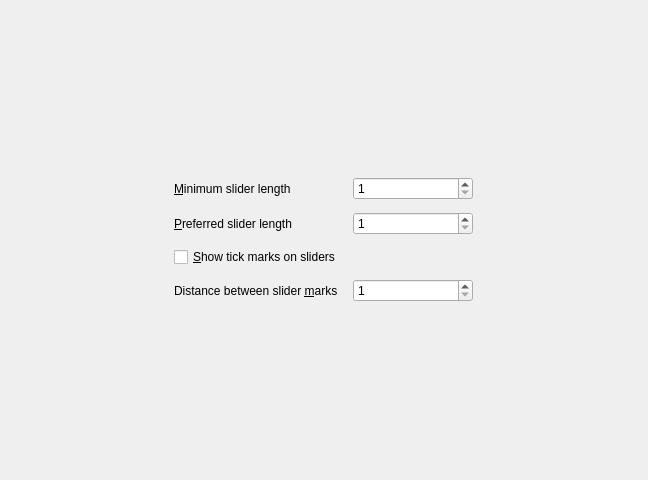
The window that kplayer/kplayersettingssliders.ui (KDE/kplayer) describes before a commit, drawn with Qt 5.
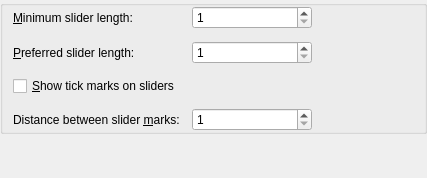
The same window after the commit. Custom widgets are drawn as their Qt base class.

Commit message: Replace QFrames with QGroupBoxes in configure dialog.

```diff
--- a/kplayer/kplayersettingssliders.ui
+++ b/kplayer/kplayersettingssliders.ui
@@ -6,8 +6,8 @@
    <rect>
     <x>0</x>
     <y>0</y>
-    <width>648</width>
-    <height>480</height>
+    <width>427</width>
+    <height>178</height>
    </rect>
   </property>
   <property name="frameShape">
@@ -21,20 +21,17 @@
   </property>
   <layout class="QGridLayout">
    <item row="0" column="0">
-    <widget class="QFrame" name="frame4">
+    <widget class="QGroupBox" name="groupBox4">
      <property name="sizePolicy">
-      <sizepolicy hsizetype="Fixed" vsizetype="Fixed">
+      <sizepolicy hsizetype="Preferred" vsizetype="Preferred">
        <horstretch>0</horstretch>
        <verstretch>0</verstretch>
       </sizepolicy>
      </property>
-     <property name="frameShape">
-      <enum>QFrame::NoFrame</enum>
-     </property>
-     <property name="frameShadow">
-      <enum>QFrame::Plain</enum>
-     </property>
      <layout class="QGridLayout">
+      <property name="leftMargin">
+       <number>10</number>
+      </property>
       <item row="0" column="0">
        <layout class="QGridLayout">
         <item row="0" column="0">
@@ -52,7 +49,7 @@
            <string>Option that shows and allows you to change minimum length of slider control. It affects sliders embedded in toolbars.</string>
           </property>
           <property name="text">
-           <string>&amp;Minimum slider length</string>
+           <string>&amp;Minimum slider length:</string>
           </property>
           <property name="alignment">
            <set>Qt::AlignLeading|Qt::AlignLeft|Qt::AlignVCenter</set>
@@ -114,7 +111,7 @@
            <string>Option that shows and allows you to change preferred length of slider control. It affects both popup sliders and sliders embedded in toolbars.</string>
           </property>
           <property name="text">
-           <string>&amp;Preferred slider length</string>
+           <string>&amp;Preferred slider length:</string>
           </property>
           <property name="alignment">
            <set>Qt::AlignLeading|Qt::AlignLeft|Qt::AlignVCenter</set>
@@ -189,7 +186,7 @@
            <string>Option to specify the distance between slider tick marks, as a percentage of the slider length.</string>
           </property>
           <property name="text">
-           <string>Distance between slider &amp;marks</string>
+           <string>Distance between slider &amp;marks:</string>
           </property>
           <property name="alignment">
            <set>Qt::AlignLeading|Qt::AlignLeft|Qt::AlignVCenter</set>
@@ -238,9 +235,35 @@
         </item>
        </layout>
       </item>
+      <item row="0" column="1">
+       <spacer name="horizontalSpacer">
+        <property name="orientation">
+         <enum>Qt::Horizontal</enum>
+        </property>
+        <property name="sizeHint" stdset="0">
+         <size>
+          <width>40</width>
+          <height>20</height>
+         </size>
+        </property>
+       </spacer>
+      </item>
      </layout>
     </widget>
    </item>
+   <item row="1" column="0">
+    <spacer name="verticalSpacer">
+     <property name="orientation">
+      <enum>Qt::Vertical</enum>
+     </property>
+     <property name="sizeHint" stdset="0">
+      <size>
+       <width>20</width>
+       <height>40</height>
+      </size>
+     </property>
+    </spacer>
+   </item>
   </layout>
  </widget>
  <layoutdefault spacing="12" margin="0"/>
```
Left out of the diff: 15 changed lines with no effect on the pictures. The commit also changes 12 other files.
